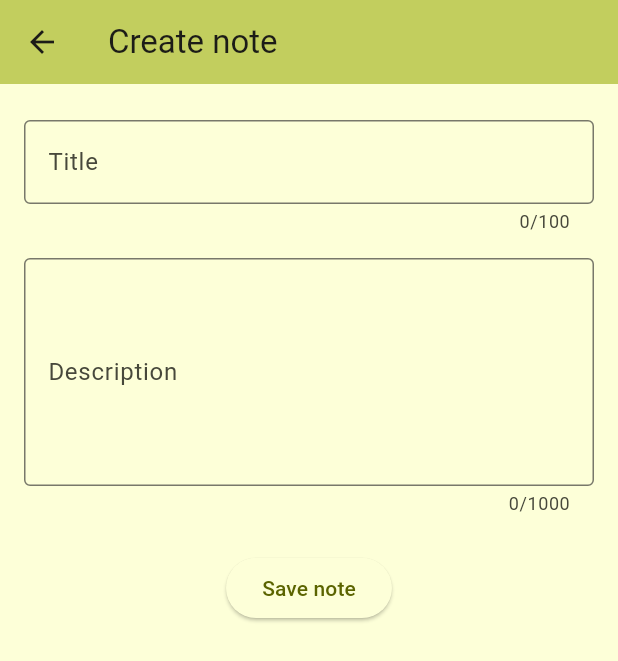
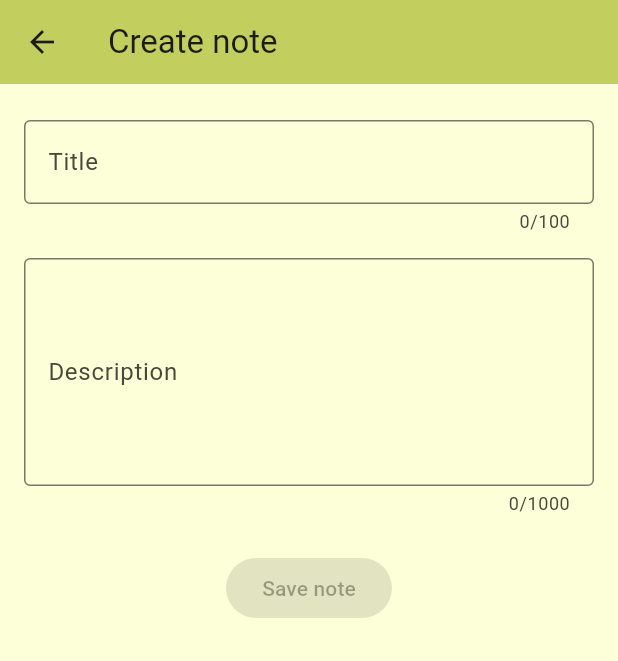
Before and after one commit to irbp/smart-notes, a Flutter app: the screen it shows after launch, after a tap on the "add" icon, on a phone screen of 412 x 824 dp. Shown: the top 661 px of the screen. Run offline on Flutter 3.47's test engine with Material 2 defaults, Android fonts, the phone set to English and light mode, and no system bars; our stand-ins replace bloc, equatable, flutter_bloc, get_it, multiple_result.

Commit message:
Feature: implement ui logic to save notes

```diff
--- a/lib/feature/note/domain/di/setup_note_domain_di.dart
+++ b/lib/feature/note/domain/di/setup_note_domain_di.dart
@@ -1,4 +1,6 @@
 import 'package:get_it/get_it.dart';
+import 'package:smart_notes/feature/note/domain/use_case/save_note_use_case.dart';
+import 'package:smart_notes/feature/note/domain/use_case/save_note_use_case_impl.dart';
 
 import '../use_case/get_notes_use_case.dart';
 import '../use_case/get_notes_use_case_impl.dart';
@@ -7,4 +9,7 @@ void registerNoteDomainDependencies() {
   GetIt.I.registerFactory<GetNotesUseCase>(
     () => GetNotesUseCaseImpl(notesRepository: GetIt.I()),
   );
+  GetIt.I.registerFactory<SaveNoteUseCase>(
+    () => SaveNoteUseCaseImpl(notesRepository: GetIt.I()),
+  );
 }
--- a/lib/feature/note/navigation/note_navigation.dart
+++ b/lib/feature/note/navigation/note_navigation.dart
@@ -10,7 +10,7 @@ class NoteNavigation {
   static Map<String, Widget Function(BuildContext)> getRoutes() {
     return {
       homeRoute: (context) => HomePage(),
-      createNoteRoute: (context) => const CreateNotePage()
+      createNoteRoute: (context) => CreateNotePage()
     };
   }
 }
--- a/lib/feature/note/presentation/bloc/create_note_bloc.dart
+++ b/lib/feature/note/presentation/bloc/create_note_bloc.dart
@@ -23,6 +23,7 @@ class CreateNoteBloc extends Bloc<CreateNoteEvent, CreateNoteState> {
     emit(state.copyWith(
       title: event.title,
       enableSaveButton: event.title.isNotEmpty && state.description.isNotEmpty,
+      showError: false,
     ));
   }
 
@@ -33,6 +34,7 @@ class CreateNoteBloc extends Bloc<CreateNoteEvent, CreateNoteState> {
     emit(state.copyWith(
       description: event.description,
       enableSaveButton: event.description.isNotEmpty && state.title.isNotEmpty,
+      showError: false,
     ));
   }
 
--- a/lib/feature/note/presentation/di/setup_note_presentation_di.dart
+++ b/lib/feature/note/presentation/di/setup_note_presentation_di.dart
@@ -1,4 +1,5 @@
 import 'package:get_it/get_it.dart';
+import 'package:smart_notes/feature/note/presentation/bloc/create_note_bloc.dart';
 
 import '../bloc/home_bloc.dart';
 
@@ -6,4 +7,7 @@ void registerNotePresentationDependencies() {
   GetIt.I.registerFactory<HomeBloc>(
     () => HomeBloc(getNotes: GetIt.I()),
   );
+  GetIt.I.registerFactory<CreateNoteBloc>(
+    () => CreateNoteBloc(saveNote: GetIt.I()),
+  );
 }
--- a/lib/feature/note/presentation/view/create_note_page.dart
+++ b/lib/feature/note/presentation/view/create_note_page.dart
@@ -1,37 +1,100 @@
 import 'package:flutter/material.dart';
+import 'package:flutter_bloc/flutter_bloc.dart';
+import 'package:get_it/get_it.dart';
+import 'package:smart_notes/feature/note/presentation/bloc/create_note_bloc.dart';
 
 import '../../../../ui/strings.dart';
 
 class CreateNotePage extends StatelessWidget {
-  const CreateNotePage({super.key});
+  CreateNotePage({super.key});
+
+  final createNoteBloc = GetIt.I<CreateNoteBloc>();
 
   @override
   Widget build(BuildContext context) {
-    return Scaffold(
+    return BlocProvider(
+      create: (context) => createNoteBloc,
+      child: Scaffold(
         appBar: AppBar(
           backgroundColor: Theme.of(context).colorScheme.inversePrimary,
           title: const Text(Strings.createNoteTitle),
         ),
-      body: Padding(
-        padding: const EdgeInsets.symmetric(
+        body: const Padding(
+          padding: EdgeInsets.symmetric(
             vertical: 24.0,
             horizontal: 16.0,
           ),
-        child: Column(
+          child: CreateNoteForm(),
+        ),
+      ),
+    );
+  }
+}
+
+class CreateNoteForm extends StatelessWidget {
+  const CreateNoteForm({super.key});
+
+  @override
+  Widget build(BuildContext context) {
+    final createNoteBloc = BlocProvider.of<CreateNoteBloc>(context);
+    return BlocListener<CreateNoteBloc, CreateNoteState>(
+      listener: (context, state) {
+        if (state.showError) {
+          ScaffoldMessenger.of(context)
+            ..hideCurrentSnackBar()
+            ..showSnackBar(
+              const SnackBar(
+                content: Text('Deu ruim!'),
+              ),
+            );
+        }
+        if (state.navigateUpWithSuccess) {
+          Navigator.of(context).pop();
+        }
+      },
+      child: BlocBuilder<CreateNoteBloc, CreateNoteState>(
+        builder: (context, state) {
+          return Column(
             children: [
-            const TextField(
-              decoration: InputDecoration(
-                border: OutlineInputBorder(),
-                labelText: Strings.createNoteTextFieldTitle,
+              _TitleTextField(
+                onChanged: (title) => createNoteBloc.add(
+                  CreateNoteTitleChanged(title),
                 ),
-              textInputAction: TextInputAction.next,
-              maxLength: 100,
-              keyboardType: TextInputType.text,
-              textCapitalization: TextCapitalization.sentences,
               ),
               const SizedBox(height: 16.0),
-            const TextField(
-              decoration: InputDecoration(
+              _DescriptionTextField(
+                onChanged: (description) => createNoteBloc.add(
+                  CreateNoteDescriptionChanged(description),
+                ),
+              ),
+              const SizedBox(height: 24.0),
+              _LoadingProgressButton(
+                showLoadingProgress: state.showLoadingProgress,
+                onPressed: state.enableSaveButton
+                    ? () => createNoteBloc.add(CreateNoteButtonPressed())
+                    : null,
+                child: const Text(Strings.createNoteButtonSaveNote),
+              )
+            ],
+          );
+        },
+      ),
+    );
+  }
+}
+
+class _DescriptionTextField extends StatelessWidget {
+  const _DescriptionTextField({
+    required this.onChanged,
+  });
+
+  final Function(String description) onChanged;
+
+  @override
+  Widget build(BuildContext context) {
+    return TextField(
+      onChanged: onChanged,
+      decoration: const InputDecoration(
         border: OutlineInputBorder(),
         labelText: Strings.createNoteTextFieldDescription,
       ),
@@ -40,15 +103,51 @@ class CreateNotePage extends StatelessWidget {
       maxLines: 5,
       keyboardType: TextInputType.text,
       textCapitalization: TextCapitalization.sentences,
-            ),
-            const SizedBox(height: 24.0),
-            ElevatedButton(
-              onPressed: () => {},
-              child: const Text(Strings.createNoteButtonSaveNote),
-            ),
-          ],
-        ),
-      ),
     );
   }
 }
+
+class _TitleTextField extends StatelessWidget {
+  const _TitleTextField({
+    required this.onChanged,
+  });
+
+  final Function(String title) onChanged;
+
+  @override
+  Widget build(BuildContext context) {
+    return TextField(
+      onChanged: onChanged,
+      decoration: const InputDecoration(
+        border: OutlineInputBorder(),
+        labelText: Strings.createNoteTextFieldTitle,
+      ),
+      textInputAction: TextInputAction.next,
+      maxLength: 100,
+      keyboardType: TextInputType.text,
+      textCapitalization: TextCapitalization.sentences,
+    );
+  }
+}
+
+class _LoadingProgressButton extends StatelessWidget {
+  const _LoadingProgressButton({
+    required this.showLoadingProgress,
+    this.onPressed,
+    required this.child,
+  });
+
+  final bool showLoadingProgress;
+  final Function()? onPressed;
+  final Widget child;
+
+  @override
+  Widget build(BuildContext context) {
+    return showLoadingProgress
+        ? const CircularProgressIndicator()
+        : ElevatedButton(
+            onPressed: onPressed,
+            child: child,
+          );
+  }
+}
```
Lines whose indentation alone changed are shown as unchanged.
